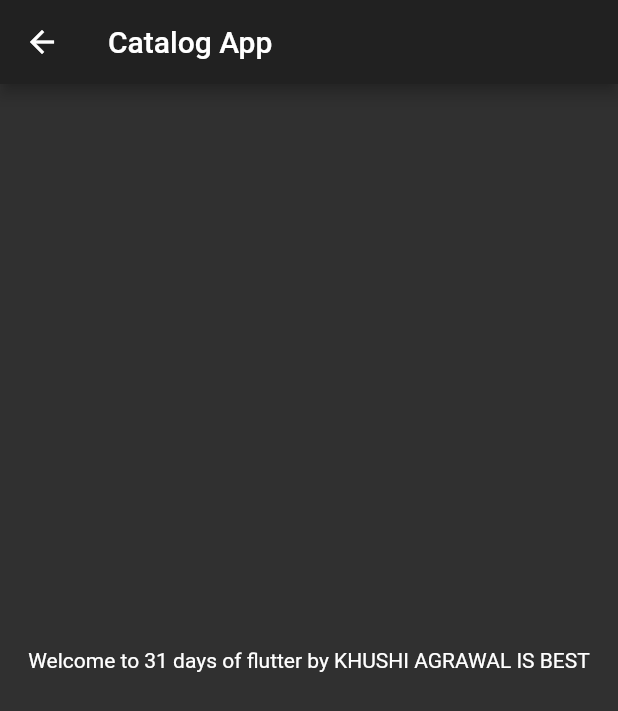
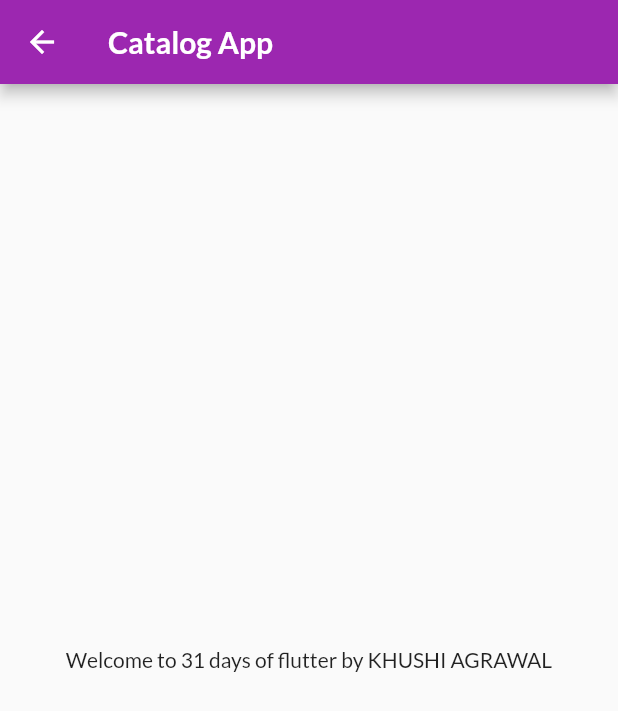
Before and after one commit to Khushi-Agrawal-1/30DaysOfFlutter, a Flutter app: the screen it shows after launch, on a phone screen of 412 x 824 dp. Shown: the top 711 px of the screen. Run offline on Flutter 3.47's test engine with Material 2 defaults, Android fonts, the light colour scheme and no system bars; our stand-ins replace google_fonts.

Commit message:
Day4 completed

```diff
--- a/lib/main.dart
+++ b/lib/main.dart
@@ -1,6 +1,7 @@
 import 'package:application_1/pages/home_page.dart';
 import 'package:application_1/pages/login_page.dart';
 import 'package:flutter/material.dart';
+import 'package:google_fonts/google_fonts.dart';
 
 void main(){
   runApp(MyApp());
@@ -13,9 +14,12 @@ class MyApp extends StatelessWidget {
 
 
     return MaterialApp(
-      themeMode: ThemeMode.dark,
+      themeMode: ThemeMode.light,
       //this is basically for light theme
-      theme: ThemeData(primarySwatch: Colors.deepOrange),
+      theme: ThemeData(
+        primarySwatch: Colors.purple,
+        fontFamily: GoogleFonts.lato().fontFamily,
+        ),
       // this is for dark theme
       darkTheme: ThemeData(
         brightness: Brightness.dark,
--- a/lib/pages/home_page.dart
+++ b/lib/pages/home_page.dart
@@ -4,14 +4,19 @@ class HomePage extends StatelessWidget {
 
 
   final int days=31;
-  final String name ="KHUSHI AGRAWAL IS BEST";
+  final String name ="KHUSHI AGRAWAL";
 
   @override
   Widget build(BuildContext context) {
 
     return Scaffold(
       appBar: AppBar(
-        title: Text("Catalog App"),
+        title: Text("Catalog App",
+        style: TextStyle(
+          fontSize: 20,
+          color: Colors.white,
+          fontWeight: FontWeight.bold,
+        ),),
       ),
         body: Center(
           child: Container(
--- a/pubspec.yaml
+++ b/pubspec.yaml
@@ -28,6 +28,7 @@ dependencies:
   # The following adds the Cupertino Icons font to your application.
   # Use with the CupertinoIcons class for iOS style icons.
   cupertino_icons: ^1.0.2
+  google_fonts: ^2.1.0
 
 dev_dependencies:
   flutter_test:
@@ -45,8 +46,8 @@ flutter:
   uses-material-design: true
 
   # To add assets to your application, add an assets section, like this:
-  # assets:
-  #   - images/a_dot_burr.jpeg
+  assets:
+    - assets/images/
   #   - images/a_dot_ham.jpeg
 
   # An image asset can refer to one or more resolution-specific "variants", see
```
Also changed, not shown: lib/pages/login_page.dart (+58 -4 lines), assets/images/login_image.png (added), pubspec.lock.
